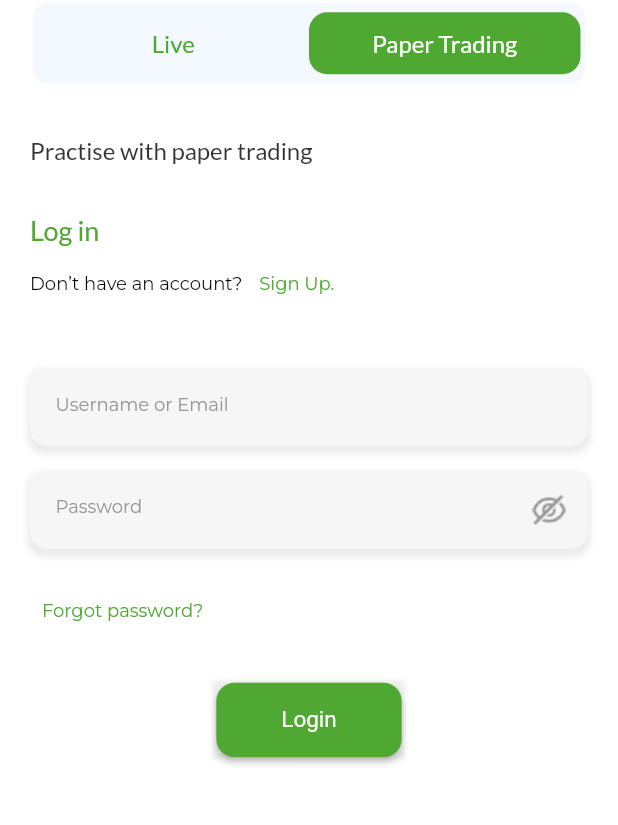
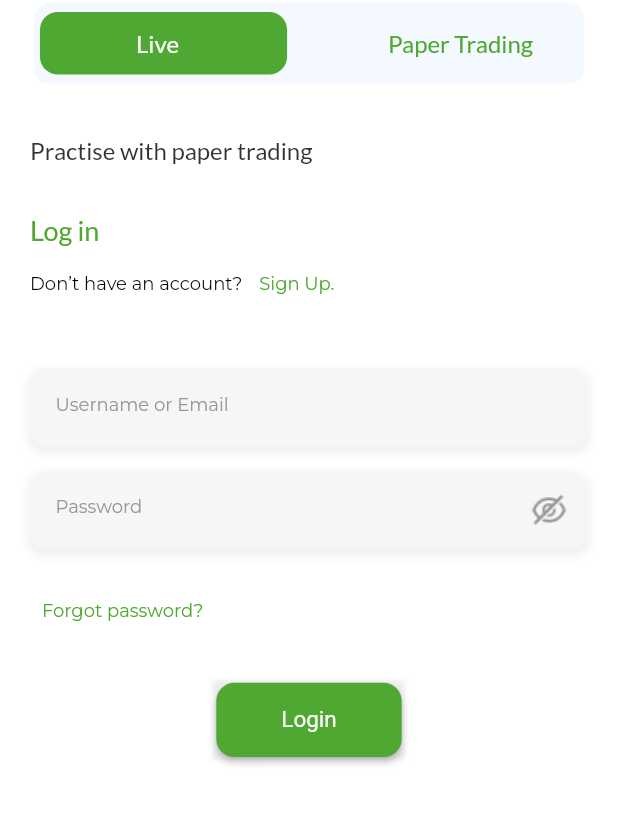
Before and after one commit to NehruJr/ayaTradesTask, a Flutter app: the screen it shows after launch, after a tap on "Live", on a phone screen of 412 x 824 dp, the part 309-1134 px from its top. Run offline on Flutter 3.47's test engine with Material 2 defaults, Android fonts, the phone set to English and light mode, and no system bars; our stand-ins replace google_fonts.

Commit message:
toggle animation

```diff
--- a/lib/view/auth_view.dart
+++ b/lib/view/auth_view.dart
@@ -18,7 +18,6 @@ class _AuthViewState extends State<AuthView> {
     double height = MediaQuery.of(context).size.height;
     TextTheme textTheme = Theme.of(context).textTheme;
 
-    const animationDuration = Duration(milliseconds: 500);
     return SafeArea(
       child: Scaffold(
         body: SingleChildScrollView(
@@ -30,14 +29,12 @@ class _AuthViewState extends State<AuthView> {
               children: [
                 Logo(height: height),
                 GestureDetector(
-                  onTap: () {
-                    setState(() {
-                      isLive = !isLive;
-                    });
-                  },
-                  child: AnimatedToggleButton(
-                      animationDuration: animationDuration, isEnabled: isLive),
-                ),
+                    onTap: () {
+                      setState(() {
+                        isLive = !isLive;
+                      });
+                    },
+                    child: const AnimatedToggleButton()),
                 SizedBox(
                   height: height * 0.04,
                 ),
@@ -48,7 +45,8 @@ class _AuthViewState extends State<AuthView> {
                       )
                     : Text(
                         'Practise with paper trading',
-                        style: textTheme.headline2?.copyWith(color: kBlackColor),
+                        style:
+                            textTheme.headline2?.copyWith(color: kBlackColor),
                       ),
                 SizedBox(
                   height: height * 0.04,
--- a/lib/view/widget/animated_toggle_button.dart
+++ b/lib/view/widget/animated_toggle_button.dart
@@ -2,91 +2,115 @@ import 'package:flutter/material.dart';
 
 import '../../utils/colors.dart';
 
-class AnimatedToggleButton extends StatelessWidget {
-  const AnimatedToggleButton({
-    Key? key,
-    required this.animationDuration,
-    required this.isEnabled,
-  }) : super(key: key);
+class AnimatedToggleButton extends StatefulWidget {
+  const AnimatedToggleButton({Key? key}) : super(key: key);
 
-  final Duration animationDuration;
-  final bool isEnabled;
+  @override
+  _AnimatedToggleButtonState createState() => _AnimatedToggleButtonState();
+}
+
+const double liveAlign = -1;
+const double paperAlign = 1;
+const Color selectedColor = Colors.white;
+const Color normalColor = kGreenColor;
+
+class _AnimatedToggleButtonState extends State<AnimatedToggleButton> {
+  late double xAlign;
+  late Color liveColor;
+  late Color paperColor;
+
+  @override
+  void initState() {
+    super.initState();
+    xAlign = liveAlign;
+    liveColor = selectedColor;
+    paperColor = normalColor;
+  }
+
   @override
   Widget build(BuildContext context) {
     double height = MediaQuery.of(context).size.height;
     double width = MediaQuery.of(context).size.width;
     TextTheme textTheme = Theme.of(context).textTheme;
 
-    return Container(
+    return Center(
+      child: Container(
         height: height * 0.07,
-      width: width,
+        width: width * 0.9,
         decoration: BoxDecoration(
           borderRadius: BorderRadius.circular(12.0),
           color: kLightGreyColor,
           border: Border.all(color: Colors.white, width: 2),
         ),
-      child: AnimatedAlign(
-        duration: animationDuration,
-        alignment: isEnabled ? Alignment.centerLeft : Alignment.centerRight,
-        child: Row(
-          mainAxisAlignment: MainAxisAlignment.center,
+        child: Stack(
           children: [
-            BuildToggleChoiceContainer(
-              width: width,
-              height: height,
-              isEnabled: isEnabled,
-              textTheme: textTheme,
-              choiceText: 'Live',
+            AnimatedAlign(
+              alignment: Alignment(xAlign, 0),
+              duration: const Duration(milliseconds: 400),
+              child: Padding(
+                padding: const EdgeInsets.symmetric(
+                  vertical: 6.0,
                 ),
-            BuildToggleChoiceContainer(
-              width: width,
-              height: height,
-              isEnabled: !isEnabled,
-              textTheme: textTheme,
-              choiceText: 'Paper Trading',
-            )
+                child: Padding(
+                  padding: const EdgeInsets.symmetric(horizontal: 4.0),
+                  child: Container(
+                    width: width * 0.4,
+                    decoration: const BoxDecoration(
+                      color: kGreenColor,
+                      borderRadius: BorderRadius.all(
+                        Radius.circular(12.0),
+                      ),
+                    ),
+                  ),
+                ),
+              ),
+            ),
+            GestureDetector(
+              onTap: () {
+                setState(() {
+                  xAlign = liveAlign;
+                  liveColor = selectedColor;
+                  paperColor = normalColor;
+                });
+              },
+              child: Align(
+                alignment: Alignment.centerLeft,
+                child: Container(
+                  width: width * 0.4,
+                  color: Colors.transparent,
+                  alignment: Alignment.center,
+                  child: Text(
+                    'Live',
+                    style: textTheme.headline2!.copyWith(color: liveColor),
+                  ),
+                ),
+              ),
+            ),
+            GestureDetector(
+              onTap: () {
+                setState(() {
+                  xAlign = paperAlign;
+                  paperColor = selectedColor;
+
+                  liveColor = normalColor;
+                });
+              },
+              child: Align(
+                alignment: Alignment.centerRight,
+                child: Container(
+                  width: width * 0.4,
+                  color: Colors.transparent,
+                  alignment: Alignment.center,
+                  child: Text(
+                    'Paper Trading',
+                    style: textTheme.headline2!.copyWith(color: paperColor),
+                  ),
+                ),
+              ),
+            ),
           ],
-        )
+        ),
       ),
     );
   }
 }
-
-class BuildToggleChoiceContainer extends StatelessWidget {
-  const BuildToggleChoiceContainer({
-    Key? key,
-    required this.width,
-    required this.height,
-    required this.isEnabled,
-    required this.textTheme,
-    required this.choiceText,
-  }) : super(key: key);
-
-  final double width;
-  final double height;
-  final bool isEnabled;
-  final TextTheme textTheme;
-  final String choiceText;
-
-  @override
-  Widget build(BuildContext context) {
-
-    return AnimatedContainer(
-      duration: Duration(milliseconds: 500),
-      curve: Curves.bounceIn,
-      child: Container(
-        width: (width - 50) / 2,
-        height: height * 0.05,
-        decoration: BoxDecoration(
-            borderRadius: BorderRadius.circular(12.0),
-            color: isEnabled ? kGreenColor : kLightGreyColor),
-        child: Center(
-            child: Text(
-          choiceText,
-          style: textTheme.headline2
-              ?.copyWith(color: isEnabled ? Colors.white : kGreenColor),
-        )),
-      ),
-    );
-  }
-}
--- a/lib/view/widget/auth_form.dart
+++ b/lib/view/widget/auth_form.dart
@@ -116,15 +116,15 @@ class CustomTextFormField extends StatelessWidget {
   @override
   Widget build(BuildContext context) {
     return Container(
-      padding: EdgeInsets.all(2.0),
+      padding: const EdgeInsets.all(2.0),
       decoration: BoxDecoration(
         color: kGreyColor,
         borderRadius: BorderRadius.circular(12),
         boxShadow: [
           BoxShadow(
-            color: Colors.grey.withOpacity(0.2),
+            color: Colors.grey[400]!.withOpacity(0.2),
             spreadRadius: 2,
-            blurRadius: 3,
+            blurRadius: 4,
             offset: const Offset(0, 3), // changes position of shadow
           ),
         ],
```
Lines whose indentation alone changed are shown as unchanged.
